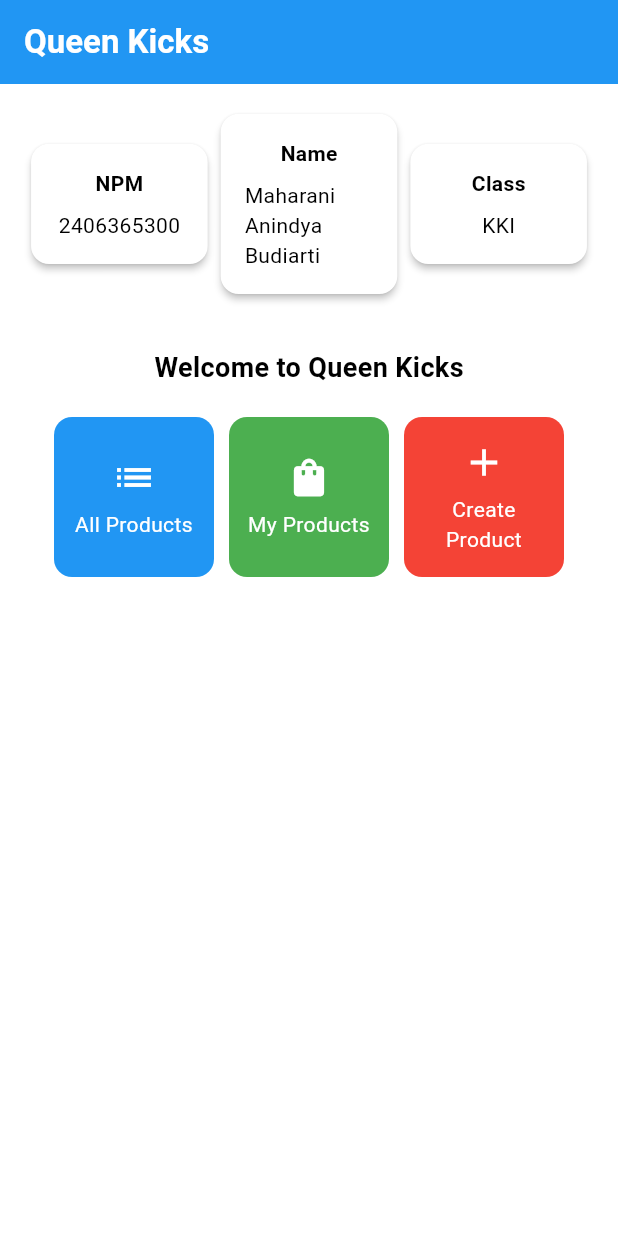
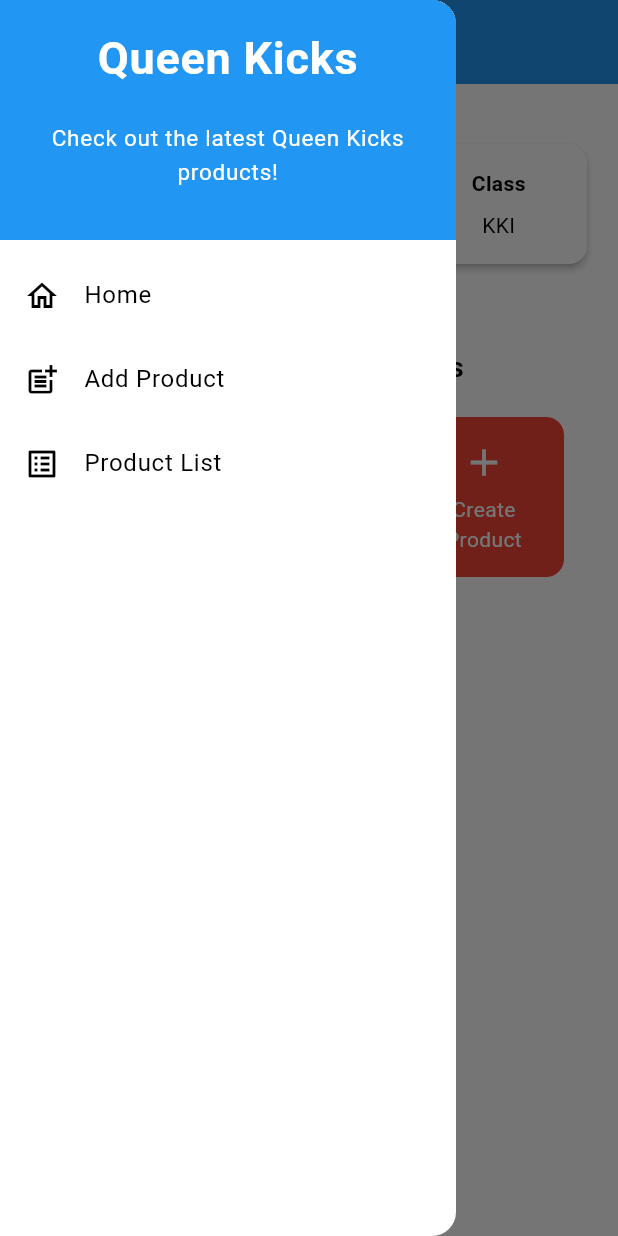
Before and after one commit to maharanianindya/queen-kicks-mobile, a Flutter app: the screen it shows after launch, with the side drawer open (before the commit the screen has no drawer), on a phone screen of 412 x 824 dp. Run offline on Flutter 3.47's test engine with Material 3 defaults, Android fonts, the phone set to English and light mode, and no system bars.

Commit message:
assignment 8

```diff
--- a/lib/main.dart
+++ b/lib/main.dart
@@ -1,5 +1,5 @@
 import 'package:flutter/material.dart';
-import 'package:queen_kicks/menu.dart';
+import 'package:queen_kicks/screens/menu.dart';
 
 void main() {
   runApp(const MyApp());
--- a/lib/menu.dart
+++ b/lib/screens/menu.dart
@@ -1,4 +1,7 @@
 import 'package:flutter/material.dart';
+import 'package:queen_kicks/screens/productlist_form.dart';
+import 'package:queen_kicks/widgets/left_drawer.dart';
+import 'package:queen_kicks/widgets/product_card.dart';
 
 class MyHomePage extends StatelessWidget {
   MyHomePage({super.key});
@@ -12,7 +15,6 @@
     ItemHomepage("My Products", Icons.shopping_bag),
     ItemHomepage("Create Product", Icons.add),
   ];
-
 
   @override
     Widget build(BuildContext context) {
@@ -31,6 +33,7 @@
         // Warna latar belakang AppBar diambil dari skema warna tema aplikasi.
         backgroundColor: Theme.of(context).colorScheme.primary,
       ),
+      drawer: LeftDrawer(),
       // Body halaman dengan padding di sekelilingnya.
       body: Padding(
         padding: const EdgeInsets.all(16.0),
@@ -151,6 +154,11 @@
             ..showSnackBar(
               SnackBar(content: Text("You have pressed the ${item.name} button"))
             );
+          // Navigate to the appropriate route (depending on the button type)
+          if (item.name == "Create Product") {
+            Navigator.push(context, MaterialPageRoute(builder: (context) => const ProductFormPage(),
+            ),);
+          }
         },
         // Container untuk menyimpan Icon dan Text
         child: Container(
@@ -184,7 +192,6 @@
   if (name == "Create Product") return Colors.red;
   return Colors.grey; // backup color
 }
-
 }
 
 class ItemHomepage {
--- /dev/null
+++ b/lib/widgets/left_drawer.dart
@@ -0,0 +1,74 @@
+import 'package:flutter/material.dart';
+import 'package:queen_kicks/screens/menu.dart';
+import 'package:queen_kicks/screens/productlist_form.dart';
+
+class LeftDrawer extends StatelessWidget {
+  const LeftDrawer({super.key});
+
+  @override
+  Widget build(BuildContext context) {
+    return Drawer(
+      child: ListView(
+        children: [
+          const DrawerHeader(
+            decoration: BoxDecoration(
+                color: Colors.blue,
+              ),
+            child: Column(
+              children: [
+                Text(
+                  'Queen Kicks',
+                  textAlign: TextAlign.center,
+                  style: TextStyle(
+          fontSize: 30,
+          fontWeight: FontWeight.bold,
+          color: Colors.white,
+        ),
+      ),
+      Padding(padding: EdgeInsets.all(10)),
+      Text(
+        "Check out the latest Queen Kicks products!",
+        textAlign: TextAlign.center,
+        style: TextStyle(
+          fontSize: 15,
+          fontWeight: FontWeight.normal,
+          color: Colors.white,
+        ),
+      ),
+    ],
+  ),
+),
+          ListTile(
+            leading: const Icon(Icons.home_outlined),
+            title: const Text('Home'),
+            // Redirect to MyHomePage
+            onTap: () {
+              Navigator.pushReplacement(
+                context,
+                MaterialPageRoute(
+                  builder: (context) => MyHomePage(),
+                ));
+            },
+          ),
+          ListTile(
+            leading: const Icon(Icons.post_add),
+            title: const Text('Add Product'),
+            // Redirect to ProductFormPage
+            onTap: () {
+              Navigator.pushReplacement(context, MaterialPageRoute(builder: (context) => const ProductFormPage()),
+              );
+            },
+          ),
+        ListTile(
+          leading: const Icon(Icons.list_alt),
+          title: const Text('Product List'),
+          onTap: () {
+            Navigator.pushReplacement(context, MaterialPageRoute(builder: (context) => MyHomePage()),
+            );
+          },
+        )
+       ],
+      ),
+    );
+  }
+}
--- /dev/null
+++ b/lib/widgets/product_card.dart
@@ -0,0 +1,67 @@
+import 'package:flutter/material.dart';
+import 'package:queen_kicks/screens/productlist_form.dart';
+import 'package:queen_kicks/screens/menu.dart';
+
+class ItemCard extends StatelessWidget {
+  // Menampilkan kartu dengan ikon dan nama.
+
+  final ItemHomepage item;
+
+  const ItemCard(this.item, {super.key});
+
+  @override
+  Widget build(BuildContext context) {
+    return Material(
+      // Menentukan warna latar belakang dari tema aplikasi.
+      color: getButtonColor(item.name),
+      // Membuat sudut kartu melengkung.
+      borderRadius: BorderRadius.circular(12),
+
+      child: InkWell(
+        // Aksi ketika kartu ditekan.
+        onTap: () {
+          // Menampilkan pesan SnackBar saat kartu ditekan.
+          ScaffoldMessenger.of(context)
+            ..hideCurrentSnackBar()
+            ..showSnackBar(
+              SnackBar(content: Text("You have pressed the ${item.name} button"))
+            );
+          // Navigate to the appropriate route (depending on the button type)
+          if (item.name == "Create Product") {
+            Navigator.push(context, MaterialPageRoute(builder: (context) => const ProductFormPage(),
+            ),);
+          }
+        },
+        // Container untuk menyimpan Icon dan Text
+        child: Container(
+          padding: const EdgeInsets.all(8),
+          child: Center(
+            child: Column(
+              // Menyusun ikon dan teks di tengah kartu.
+              mainAxisAlignment: MainAxisAlignment.center,
+              children: [
+                Icon(
+                  item.icon,
+                  color: Colors.white,
+                  size: 30.0,
+                ),
+                const Padding(padding: EdgeInsets.all(3)),
+                Text(
+                  item.name,
+                  textAlign: TextAlign.center,
+                  style: const TextStyle(color: Colors.white),
+                ),
+              ],
+            ),
+          ),
+        ),
+      ),
+    );
+  }
+  Color getButtonColor(String name) {
+  if (name == "All Products") return Colors.blue;
+  if (name == "My Products") return Colors.green;
+  if (name == "Create Product") return Colors.red;
+  return Colors.grey; // backup color
+}
+}
```
Also changed, not shown: lib/screens/productlist_form.dart (added, +251 -0 lines).
